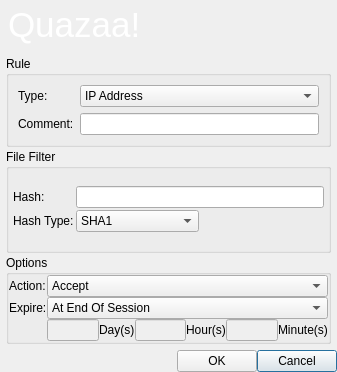
Old version of the form branches/Rewrite/UI/dialogaddrule.ui in the repository c3c/quazaa.
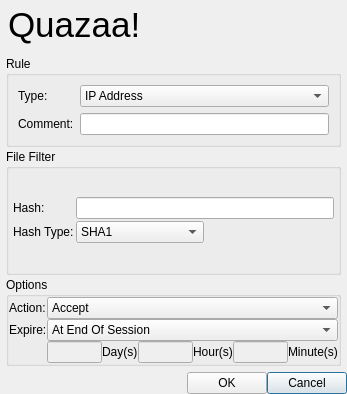
New version of the form. Icons and pictures are not drawn.

Commit message: Removed remaining hard coded skinning style sheets from ui. Fixed default app menu appearing to right of nav toolbar. Now appears where menu should appear.

The edit to the form file:
```diff
--- a/branches/Rewrite/UI/dialogaddrule.ui
+++ b/branches/Rewrite/UI/dialogaddrule.ui
@@ -6,8 +6,8 @@
    <rect>
     <x>0</x>
     <y>0</y>
-    <width>337</width>
-    <height>341</height>
+    <width>347</width>
+    <height>394</height>
    </rect>
   </property>
   <property name="windowTitle">
@@ -41,10 +41,6 @@
        <height>50</height>
       </size>
      </property>
-     <property name="styleSheet">
-      <string notr="true">background-image: url(:/Resource/HeaderBackground.png);
-color: rgb(255, 255, 255);</string>
-     </property>
      <property name="frameShape">
       <enum>QFrame::NoFrame</enum>
      </property>
```
Left out of the diff: 6 changed lines with no effect on the pictures. The commit also changes 33 other files.
